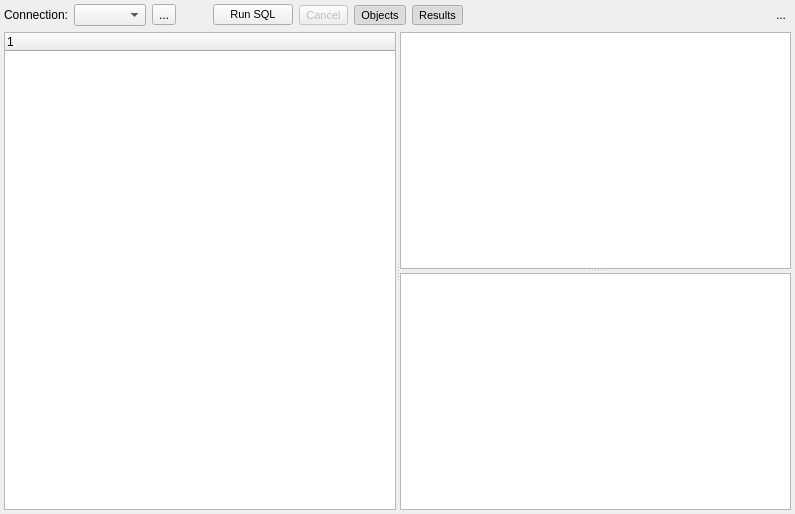
Above: libpgmodeler_ui/ui/sqltoolwidget.ui from pgmodeler/pgmodeler before the change. Below: the same form after it.
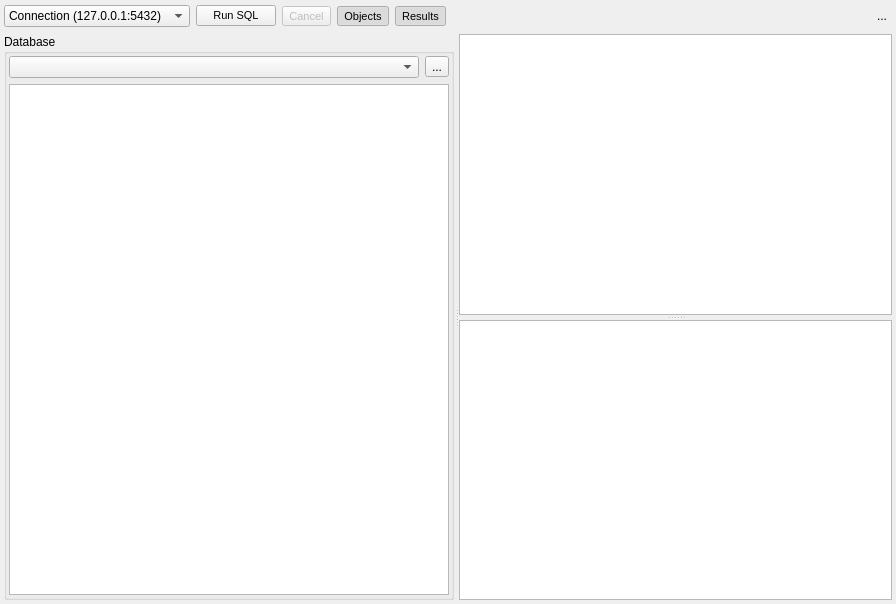
That is the form after the change. Icons and pictures are not drawn.

Commit message: Minor adjustments on sql tool widget.

What changed in the file:
```diff
--- a/libpgmodeler_ui/ui/sqltoolwidget.ui
+++ b/libpgmodeler_ui/ui/sqltoolwidget.ui
@@ -6,8 +6,8 @@
    <rect>
     <x>0</x>
     <y>0</y>
-    <width>795</width>
-    <height>514</height>
+    <width>896</width>
+    <height>604</height>
    </rect>
   </property>
   <property name="windowTitle">
@@ -16,7 +16,7 @@
   <property name="autoFillBackground">
    <bool>false</bool>
   </property>
-  <layout class="QGridLayout" name="gridLayout">
+  <layout class="QGridLayout" name="sqltool_grid">
    <property name="leftMargin">
     <number>4</number>
    </property>
@@ -29,68 +29,6 @@
    <property name="bottomMargin">
     <number>4</number>
    </property>
-   <item row="0" column="0">
-    <layout class="QHBoxLayout" name="horizontalLayout">
-     <item>
-      <widget class="QLabel" name="connection_lbl">
-       <property name="sizePolicy">
-        <sizepolicy hsizetype="Fixed" vsizetype="Preferred">
-         <horstretch>0</horstretch>
-         <verstretch>0</verstretch>
-        </sizepolicy>
-       </property>
-       <property name="text">
-        <string>Connection:</string>
-       </property>
-      </widget>
-     </item>
-     <item>
-      <widget class="QComboBox" name="connections_cmb">
-       <property name="sizePolicy">
-        <sizepolicy hsizetype="Preferred" vsizetype="Fixed">
-         <horstretch>0</horstretch>
-         <verstretch>0</verstretch>
-        </sizepolicy>
-       </property>
-      </widget>
-     </item>
-     <item>
-      <widget class="QToolButton" name="connect_tb">
-       <property name="toolTip">
-        <string>Connect and list available databases</string>
-       </property>
-       <property name="text">
-        <string>...</string>
-       </property>
-       <property name="icon">
-        <iconset resource="../res/resources.qrc">
-         <normaloff>:/icones/icones/conexaobd.png</normaloff>:/icones/icones/conexaobd.png</iconset>
-       </property>
-       <property name="iconSize">
-        <size>
-         <width>22</width>
-         <height>22</height>
-        </size>
-       </property>
-      </widget>
-     </item>
-    </layout>
-   </item>
-   <item row="1" column="0" colspan="8">
-    <widget class="QSplitter" name="h_splitter">
-     <property name="orientation">
-      <enum>Qt::Horizontal</enum>
-     </property>
-     <widget class="QTreeWidget" name="treeWidget"/>
-     <widget class="QSplitter" name="v_splitter">
-      <property name="orientation">
-       <enum>Qt::Vertical</enum>
-      </property>
-      <widget class="QTextEdit" name="textEdit"/>
-      <widget class="QTableWidget" name="tableWidget"/>
-     </widget>
-    </widget>
-   </item>
    <item row="0" column="7">
     <widget class="QToolButton" name="hide_tb">
      <property name="minimumSize">
@@ -121,7 +59,7 @@
     </widget>
    </item>
    <item row="0" column="4">
-    <widget class="QToolButton" name="cancel_btn_2">
+    <widget class="QToolButton" name="objects_btn">
      <property name="enabled">
       <bool>true</bool>
      </property>
@@ -157,36 +95,8 @@
      </property>
     </widget>
    </item>
-   <item row="0" column="2">
-    <widget class="QPushButton" name="validate_btn">
-     <property name="sizePolicy">
-      <sizepolicy hsizetype="Fixed" vsizetype="Fixed">
-       <horstretch>0</horstretch>
-       <verstretch>0</verstretch>
-      </sizepolicy>
-     </property>
-     <property name="font">
-      <font>
-       <pointsize>8</pointsize>
-      </font>
-     </property>
-     <property name="text">
-      <string>Run SQL</string>
-     </property>
-     <property name="icon">
-      <iconset resource="../res/resources.qrc">
-       <normaloff>:/icones/icones/run.png</normaloff>:/icones/icones/run.png</iconset>
-     </property>
-     <property name="iconSize">
-      <size>
-       <width>20</width>
-       <height>20</height>
-      </size>
-     </property>
-    </widget>
-   </item>
    <item row="0" column="5">
-    <widget class="QToolButton" name="cancel_btn_3">
+    <widget class="QToolButton" name="results_btn">
      <property name="enabled">
       <bool>true</bool>
      </property>
@@ -227,14 +137,138 @@
      <property name="orientation">
       <enum>Qt::Horizontal</enum>
      </property>
+     <property name="sizeType">
+      <enum>QSizePolicy::Expanding</enum>
+     </property>
      <property name="sizeHint" stdset="0">
       <size>
-       <width>183</width>
-       <height>20</height>
+       <width>434</width>
+       <height>24</height>
       </size>
      </property>
     </spacer>
    </item>
+   <item row="1" column="0" colspan="8">
+    <widget class="QSplitter" name="h_splitter">
+     <property name="orientation">
+      <enum>Qt::Horizontal</enum>
+     </property>
+     <property name="handleWidth">
+      <number>5</number>
+     </property>
+     <property name="childrenCollapsible">
+      <bool>false</bool>
+     </property>
+     <widget class="QGroupBox" name="database_gb">
+      <property name="title">
+       <string>Database</string>
+      </property>
+      <layout class="QVBoxLayout" name="verticalLayout">
+       <property name="leftMargin">
+        <number>2</number>
+       </property>
+       <property name="topMargin">
+        <number>2</number>
+       </property>
+       <property name="rightMargin">
+        <number>2</number>
+       </property>
+       <property name="bottomMargin">
+        <number>2</number>
+       </property>
+       <item>
+        <layout class="QGridLayout" name="gridLayout">
+         <item row="0" column="0">
+          <widget class="QComboBox" name="database_cmb"/>
+         </item>
+         <item row="0" column="1">
+          <widget class="QToolButton" name="refresh_tb">
+           <property name="toolTip">
+            <string>Connect and list available databases</string>
+           </property>
+           <property name="text">
+            <string>...</string>
+           </property>
+           <property name="icon">
+            <iconset resource="../res/resources.qrc">
+             <normaloff>:/icones/icones/atualizar.png</normaloff>:/icones/icones/atualizar.png</iconset>
+           </property>
+           <property name="iconSize">
+            <size>
+             <width>22</width>
+             <height>22</height>
+            </size>
+           </property>
+          </widget>
+         </item>
+         <item row="1" column="0" colspan="2">
+          <widget class="QTreeWidget" name="objects_trw">
+           <property name="sizePolicy">
+            <sizepolicy hsizetype="Minimum" vsizetype="Expanding">
+             <horstretch>0</horstretch>
+             <verstretch>0</verstretch>
+            </sizepolicy>
+           </property>
+           <property name="rootIsDecorated">
+            <bool>false</bool>
+           </property>
+           <attribute name="headerVisible">
+            <bool>false</bool>
+           </attribute>
+           <column>
+            <property name="text">
+             <string notr="true">1</string>
+            </property>
+           </column>
+          </widget>
+         </item>
+        </layout>
+       </item>
+      </layout>
+     </widget>
+     <widget class="QSplitter" name="v_splitter">
+      <property name="orientation">
+       <enum>Qt::Vertical</enum>
+      </property>
+      <property name="handleWidth">
+       <number>5</number>
+      </property>
+      <property name="childrenCollapsible">
+       <bool>false</bool>
+      </property>
+      <widget class="QTextEdit" name="sql_cmd_txt"/>
+      <widget class="QTableWidget" name="result_trw"/>
+     </widget>
+    </widget>
+   </item>
+   <item row="0" column="2">
+    <widget class="QPushButton" name="run_sql_btn">
+     <property name="sizePolicy">
+      <sizepolicy hsizetype="Fixed" vsizetype="Fixed">
+       <horstretch>0</horstretch>
+       <verstretch>0</verstretch>
+      </sizepolicy>
+     </property>
+     <property name="font">
+      <font>
+       <pointsize>8</pointsize>
+      </font>
+     </property>
+     <property name="text">
+      <string>Run SQL</string>
+     </property>
+     <property name="icon">
+      <iconset resource="../res/resources.qrc">
+       <normaloff>:/icones/icones/run.png</normaloff>:/icones/icones/run.png</iconset>
+     </property>
+     <property name="iconSize">
+      <size>
+       <width>20</width>
+       <height>20</height>
+      </size>
+     </property>
+    </widget>
+   </item>
    <item row="0" column="3">
     <widget class="QToolButton" name="cancel_btn">
      <property name="enabled">
@@ -266,21 +300,26 @@
      </property>
     </widget>
    </item>
-   <item row="0" column="1">
-    <spacer name="horizontalSpacer">
-     <property name="orientation">
-      <enum>Qt::Horizontal</enum>
+   <item row="0" column="0" colspan="2">
+    <widget class="QComboBox" name="connections_cmb">
+     <property name="sizePolicy">
+      <sizepolicy hsizetype="Preferred" vsizetype="Fixed">
+       <horstretch>0</horstretch>
+       <verstretch>0</verstretch>
+      </sizepolicy>
      </property>
-     <property name="sizeType">
-      <enum>QSizePolicy::Fixed</enum>
-     </property>
-     <property name="sizeHint" stdset="0">
+     <property name="minimumSize">
       <size>
-       <width>25</width>
-       <height>20</height>
+       <width>0</width>
+       <height>0</height>
       </size>
      </property>
-    </spacer>
+     <item>
+      <property name="text">
+       <string>Connection (127.0.0.1:5432)</string>
+      </property>
+     </item>
+    </widget>
    </item>
   </layout>
  </widget>
```
The commit also changes 9 other files.
